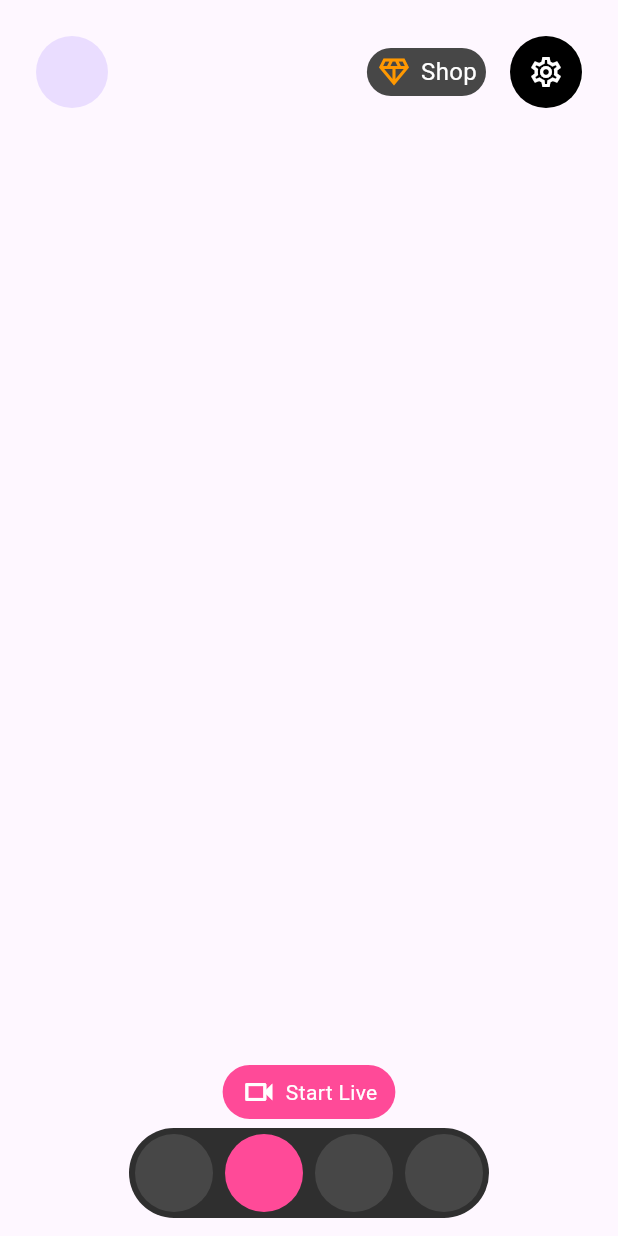
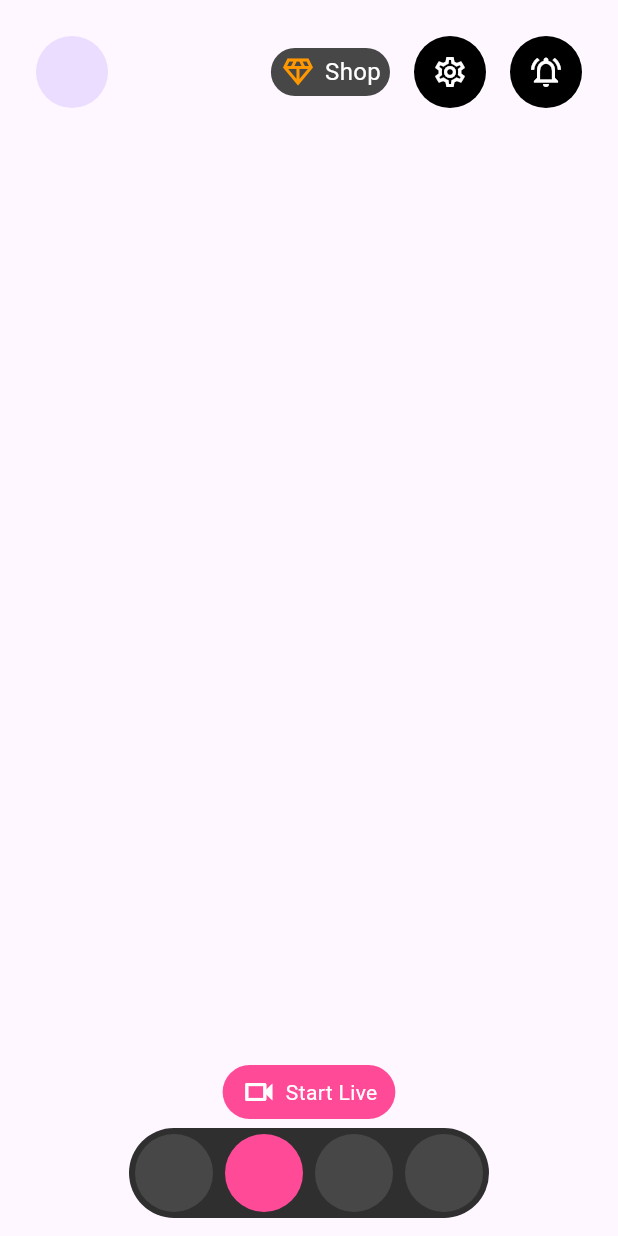
Before and after one commit to JAICHANGPARK/flutter_notebook_chapter_43, a Flutter app: the AiVideoHomePage screen opened directly, on a phone screen of 412 x 824 dp. Run offline on Flutter 3.47's test engine with Material 3 defaults, Android fonts, the phone set to English and light mode, and no system bars; our stand-ins replace gap, hugeicons, percent_indicator.

Commit message:
Update ai_video_home_page.dart

```diff
--- a/lib/ep2181_ai_video_chat_app/ui/ai_video_home_page.dart
+++ b/lib/ep2181_ai_video_chat_app/ui/ai_video_home_page.dart
@@ -64,6 +64,25 @@ class _AiVideoHomePageState extends State<AiVideoHomePage> {
                             onPressed: () {},
                             icon: Icon(
                               Icons.settings_outlined,
+                            ),
+                            color: Colors.white,
+                          ),
+                        ),
+                        Container(
+                          decoration: BoxDecoration(
+                            shape: BoxShape.circle,
+                            color: Colors.black,
+                            boxShadow: [
+                              BoxShadow(
+                                color: Colors.white.withValues(alpha: .8),
+                                offset: Offset(.8, 0),
+                              ),
+                            ],
+                          ),
+                          child: IconButton(
+                            onPressed: () {},
+                            icon: Icon(
+                              Icons.notifications_active_outlined,
                             ),
                             color: Colors.white,
                           ),
```
